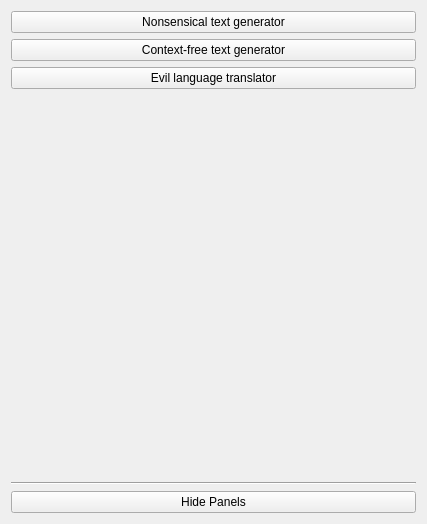
Qt form components_list.ui (Dugy/EmWeb) before a commit.
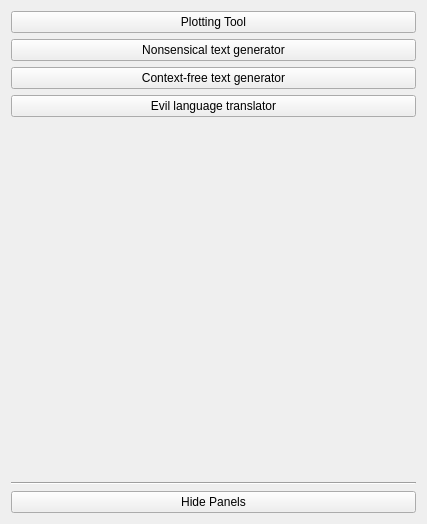
The same form after that commit.

Commit message: Add a tool to plot graphs

Patch:
```diff
--- a/components_list.ui
+++ b/components_list.ui
@@ -26,6 +26,13 @@
    <string>Form</string>
   </property>
   <layout class="QVBoxLayout" name="verticalLayout">
+   <item>
+    <widget class="QPushButton" name="plottingTool">
+     <property name="text">
+      <string>Plotting Tool</string>
+     </property>
+    </widget>
+   </item>
    <item>
     <widget class="QPushButton" name="bullshit">
      <property name="text">
```
Left out of the diff: 4 changed lines with no effect on the pictures. The commit also changes 6 other files.
